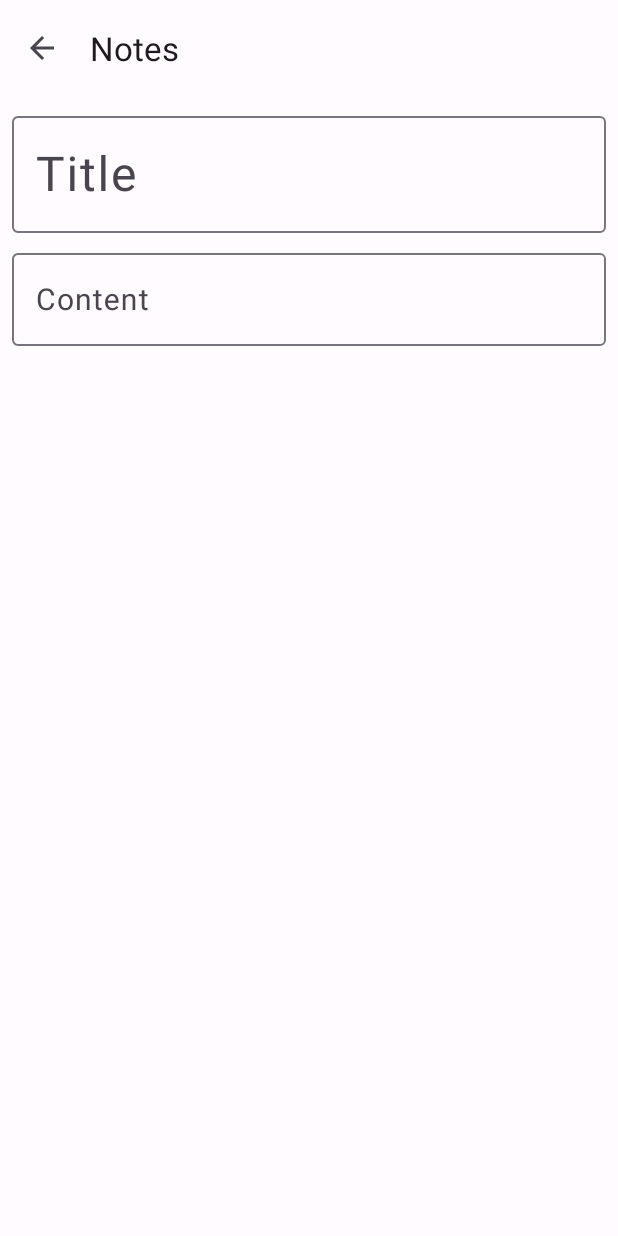
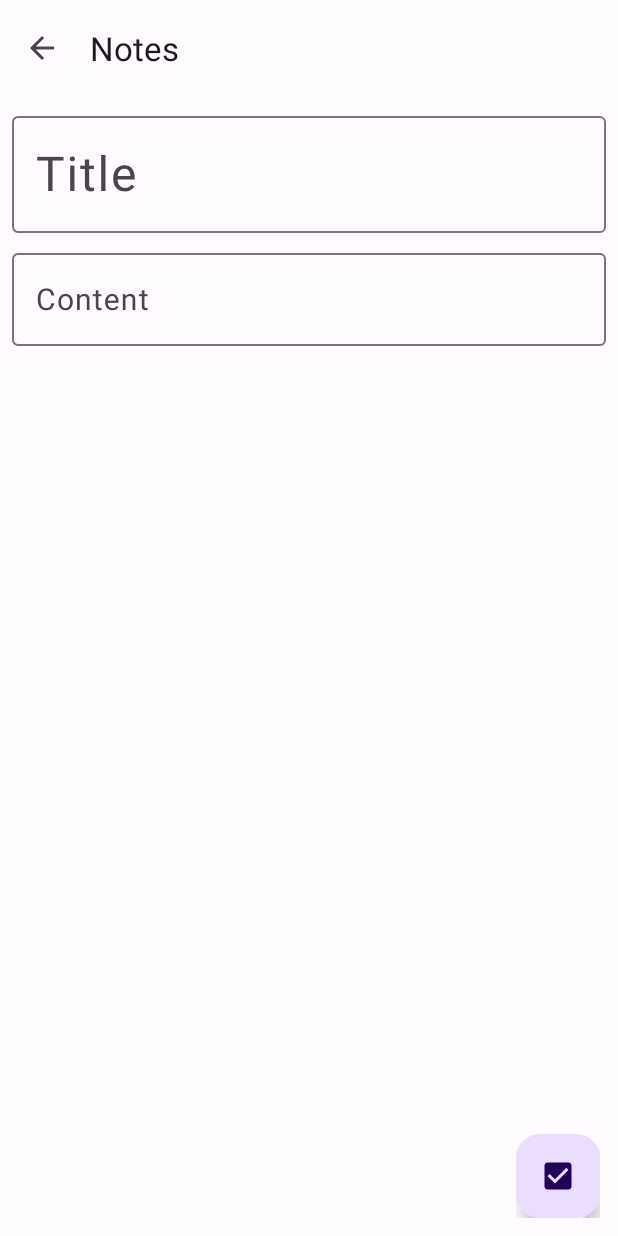
Before and after one commit to gogi1704/GoodMorningApp, an Android app: the CreateNoteFragment screen opened through its navigation route, on a phone screen of 412 x 824 dp. Run offline under Robolectric (Android 15) with nearby library versions, the phone set to English and light mode, and no system bars; our stand-ins replace Dagger/Hilt's generated code, navigation-ui.

Commit message:
create add notes and dataFlow

```diff
--- a/app/src/main/java/com/example/goodmorningapp/data/db/dao/NoteDao.kt
+++ b/app/src/main/java/com/example/goodmorningapp/data/db/dao/NoteDao.kt
@@ -2,12 +2,13 @@ package com.example.goodmorningapp.data.db.dao
 
 import androidx.room.*
 import com.example.goodmorningapp.data.db.entities.NoteEntity
+import kotlinx.coroutines.flow.Flow
 
 @Dao
 interface NoteDao {
 
     @Query("SELECT * FROM NoteEntity")
-   suspend fun getAll(): List<NoteEntity>
+    fun getAll(): Flow<List<NoteEntity>>
 
     @Insert(onConflict = OnConflictStrategy.REPLACE)
    suspend fun insertNote(noteEntity: NoteEntity)
--- a/app/src/main/java/com/example/goodmorningapp/data/models/NoteModel.kt
+++ b/app/src/main/java/com/example/goodmorningapp/data/models/NoteModel.kt
@@ -3,7 +3,7 @@ package com.example.goodmorningapp.data.models
 import com.example.goodmorningapp.data.db.entities.NoteEntity
 
 data class NoteModel(
-    val id: Int,
+    val id: Int = 0,
     val title: String? = null,
     val content: String,
     val published: String,
@@ -22,3 +22,7 @@ data class NoteModel(
         )
     }
 }
+
+fun List<NoteModel>.toEntity(): List<NoteEntity> = map { it.toEntity() }
+
+fun List<NoteEntity>.toModel(): List<NoteModel> = map { NoteModel.fromEntity(it) }
--- a/app/src/main/java/com/example/goodmorningapp/repository/NoteRepository.kt
+++ b/app/src/main/java/com/example/goodmorningapp/repository/NoteRepository.kt
@@ -1,11 +1,13 @@
 package com.example.goodmorningapp.repository
 
 import com.example.goodmorningapp.data.db.entities.NoteEntity
+import com.example.goodmorningapp.data.models.NoteModel
+import kotlinx.coroutines.flow.Flow
 
 interface NoteRepository {
-    suspend fun getAll(): List<NoteEntity>
+    val dataFlow: Flow<List<NoteModel>>
     suspend fun insertNote(noteEntity: NoteEntity)
-    suspend  fun deleteNote(id: Int)
+    suspend fun deleteNote(id: Int)
 
 
 }
--- a/app/src/main/java/com/example/goodmorningapp/repository/NoteRepositoryImpl.kt
+++ b/app/src/main/java/com/example/goodmorningapp/repository/NoteRepositoryImpl.kt
@@ -2,18 +2,25 @@ package com.example.goodmorningapp.repository
 
 import com.example.goodmorningapp.data.db.dao.NoteDao
 import com.example.goodmorningapp.data.db.entities.NoteEntity
+import com.example.goodmorningapp.data.models.NoteModel
+import com.example.goodmorningapp.data.models.toModel
+import kotlinx.coroutines.Dispatchers
+import kotlinx.coroutines.flow.Flow
+import kotlinx.coroutines.flow.flowOn
+import kotlinx.coroutines.flow.map
 import javax.inject.Inject
 
-class NoteRepositoryImpl @Inject constructor(private val dao: NoteDao):NoteRepository {
-    override suspend fun getAll(): List<NoteEntity> {
-     return  dao.getAll()
-    }
+class NoteRepositoryImpl @Inject constructor(private val dao: NoteDao) : NoteRepository {
+
+    override val dataFlow: Flow<List<NoteModel>> = dao.getAll()
+        .map { it.toModel() }
+        .flowOn(Dispatchers.Default)
 
     override suspend fun insertNote(noteEntity: NoteEntity) {
-      dao.insertNote(noteEntity)
+        dao.insertNote(noteEntity)
     }
 
     override suspend fun deleteNote(id: Int) {
-       dao.deleteNote(id)
+        dao.deleteNote(id)
     }
 }
--- a/app/src/main/java/com/example/goodmorningapp/ui/fragments/CreateNoteFragment.kt
+++ b/app/src/main/java/com/example/goodmorningapp/ui/fragments/CreateNoteFragment.kt
@@ -6,14 +6,19 @@ import android.view.LayoutInflater
 import android.view.View
 import android.view.ViewGroup
 import androidx.activity.addCallback
+import androidx.fragment.app.activityViewModels
 import androidx.navigation.fragment.findNavController
 import com.example.goodmorningapp.R
+import com.example.goodmorningapp.data.models.NoteModel
 import com.example.goodmorningapp.databinding.FragmentCreateNoteBinding
+import com.example.goodmorningapp.viewModels.NoteViewModel
 import com.google.android.material.bottomnavigation.BottomNavigationView
+import dagger.hilt.android.AndroidEntryPoint
+import java.util.Calendar
 
-
+@AndroidEntryPoint
 class CreateNoteFragment : Fragment() {
-
+    private val noteViewModel: NoteViewModel by activityViewModels()
     override fun onCreate(savedInstanceState: Bundle?) {
         super.onCreate(savedInstanceState)
 
@@ -31,6 +36,25 @@ class CreateNoteFragment : Fragment() {
         val bottom = requireActivity().findViewById<BottomNavigationView>(R.id.bottom_navigation)
         bottom.visibility = View.GONE
 
+        with(binding) {
+            toolBar.setNavigationOnClickListener {
+                findNavController().navigateUp()
+            }
+            buttonCreate.setOnClickListener {
+                val note = NoteModel(
+                    title = titleEditText.text.toString(),
+                    content = contentEditText.text.toString(),
+                    published = Calendar.getInstance().time.toString()
+                )
+                noteViewModel.addNote(note)
+                findNavController().navigateUp()
+            }
+
+        }
+
+
+
+
 
 
 
--- a/app/src/main/java/com/example/goodmorningapp/ui/fragments/NoteFragment.kt
+++ b/app/src/main/java/com/example/goodmorningapp/ui/fragments/NoteFragment.kt
@@ -8,7 +8,6 @@ import android.view.ViewGroup
 import androidx.fragment.app.activityViewModels
 import androidx.navigation.fragment.findNavController
 import com.example.goodmorningapp.R
-import com.example.goodmorningapp.data.models.NoteModel
 import com.example.goodmorningapp.databinding.FragmentNoteBinding
 import com.example.goodmorningapp.ui.adapters.recyclerAdapters.NoteRecyclerAdapter
 import com.example.goodmorningapp.viewModels.NoteViewModel
@@ -35,28 +34,9 @@ class NoteFragment : Fragment() {
             }
         }
 
-
-        adapter.submitList(
-            listOf(
-                NoteModel(0, "title", "content", "22.22.22"),
-                NoteModel(
-                    0,
-                    "title",
-                    "content NoteModel(0 , \"title\"         <item name=\"colorPrimary\">@color/md_theme_dark_primary</item>\n        <item name=\"colorPrimary\">@color/md_theme_dark_primary</item>\n, \"content\" , \"22.22.22\")",
-                    "22.22.22"
-                ),
-                NoteModel(0, "title", "content", "22.22.22"),
-                NoteModel(0, "title", "content", "22.22.22"),
-                NoteModel(0, "title", "content", "22.22.22"),
-                NoteModel(
-                    0,
-                    "title",
-                    "content NoteModel(0 , \"title\" , \"content\" , \"22.22.22\")",
-                    "22.22.22"
-                ),
-                NoteModel(0, "title", "content", "22.22.22")
-            )
-        )
+        noteViewModel.dataFlow.observe(viewLifecycleOwner) {
+            adapter.submitList(it)
+        }
 
 
         return binding.root
--- /dev/null
+++ b/app/src/main/res/drawable/ic_baseline_check_box_24.xml
@@ -0,0 +1,5 @@
+<vector android:height="24dp" android:tint="#000000"
+    android:viewportHeight="24" android:viewportWidth="24"
+    android:width="24dp" xmlns:android="http://schemas.android.com/apk/res/android">
+    <path android:fillColor="@android:color/white" android:pathData="M19,3L5,3c-1.11,0 -2,0.9 -2,2v14c0,1.1 0.89,2 2,2h14c1.11,0 2,-0.9 2,-2L21,5c0,-1.1 -0.89,-2 -2,-2zM10,17l-5,-5 1.41,-1.41L10,14.17l7.59,-7.59L19,8l-9,9z"/>
+</vector>
--- a/app/src/main/res/layout/fragment_create_note.xml
+++ b/app/src/main/res/layout/fragment_create_note.xml
@@ -11,6 +11,7 @@
         android:layout_height="wrap_content">
 
         <com.google.android.material.appbar.MaterialToolbar
+            android:id="@+id/toolBar"
             android:layout_width="match_parent"
             style="@style/Widget.Material3.Toolbar.myStyle"
             app:title="Notes"
@@ -74,5 +75,21 @@
 
     </androidx.constraintlayout.widget.ConstraintLayout>
 
+    <FrameLayout
+        android:layout_gravity="bottom|end"
+        android:layout_margin="12dp"
+        android:layout_width="wrap_content"
+        android:layout_height="wrap_content">
+
+        <com.google.android.material.floatingactionbutton.FloatingActionButton
+            android:id="@+id/button_create"
+            android:layout_width="wrap_content"
+            android:src="@drawable/ic_baseline_check_box_24"
+            android:layout_height="wrap_content"
+            android:contentDescription="@string/button_create_desc" />
+
+
+    </FrameLayout>
+
 
 </androidx.coordinatorlayout.widget.CoordinatorLayout>
--- a/app/src/main/res/layout/recycler_note_item.xml
+++ b/app/src/main/res/layout/recycler_note_item.xml
@@ -10,11 +10,12 @@
 
     <TextView
         android:id="@+id/text_title"
+        android:maxLines="1"
         android:layout_width="match_parent"
         android:layout_height="wrap_content"
         android:layout_gravity="top"
         android:layout_margin="4dp"
-        android:textSize="28sp"
+        android:textSize="22sp"
         tools:text="Title" />
 
     <TextView
@@ -23,7 +24,7 @@
         android:layout_height="106dp"
         android:layout_gravity="center"
         android:layout_margin="12dp"
-        android:textSize="20sp"
+        android:textSize="16sp"
         tools:text="content" />
 
     <TextView
--- a/app/src/main/res/values/strings.xml
+++ b/app/src/main/res/values/strings.xml
@@ -6,6 +6,7 @@
     <string name="title_hint">Title</string>
     <string name="content_hint">Content</string>
     <string name="buttonadd_desc" translatable="false">buttonAdd_desc</string>
+    <string name="button_create_desc">button_create_desc</string>
 
 
 </resources>
```
Also changed, not shown: app/src/main/java/com/example/goodmorningapp/viewModels/NoteViewModel.kt (+5 -11 lines), 1 other file.
